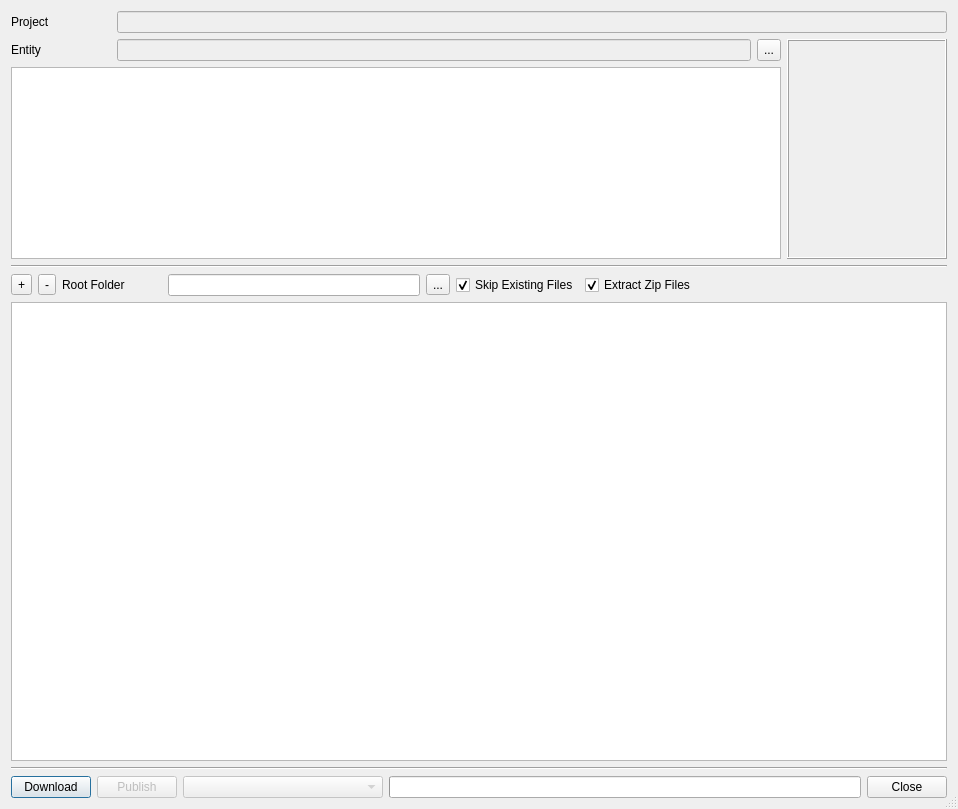
Qt form module/wildchildanimation/gui/forms/entity_info_dialog.ui (dearyangyu/swing) before a commit.
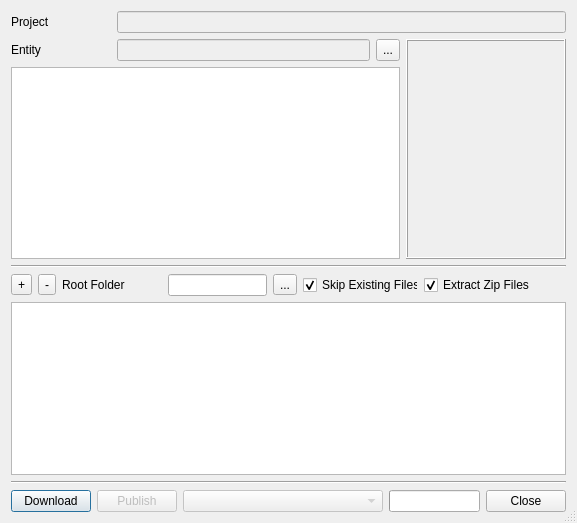
The same form after that commit.

The edit to the form file:
```diff
--- a/module/wildchildanimation/gui/forms/entity_info_dialog.ui
+++ b/module/wildchildanimation/gui/forms/entity_info_dialog.ui
@@ -6,8 +6,8 @@
    <rect>
     <x>0</x>
     <y>0</y>
-    <width>958</width>
-    <height>809</height>
+    <width>571</width>
+    <height>523</height>
    </rect>
   </property>
   <property name="windowTitle">
```
